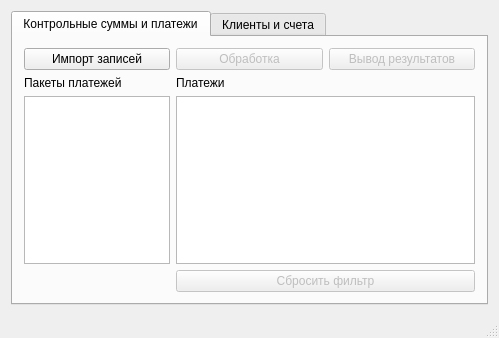
Before: the Qt Designer form mainwindow.ui in Envek/Kosogor, drawn with Qt 5.
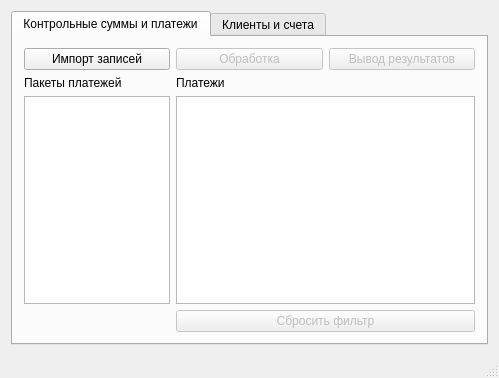
After: the same form once the commit is applied. The open tabs and pages were chosen to show the change.

Patch:
```diff
--- a/mainwindow.ui
+++ b/mainwindow.ui
@@ -7,7 +7,7 @@
     <x>0</x>
     <y>0</y>
     <width>499</width>
-    <height>305</height>
+    <height>378</height>
    </rect>
   </property>
   <property name="windowTitle">
```
Left out of the diff: 2 changed lines with no effect on the pictures.
